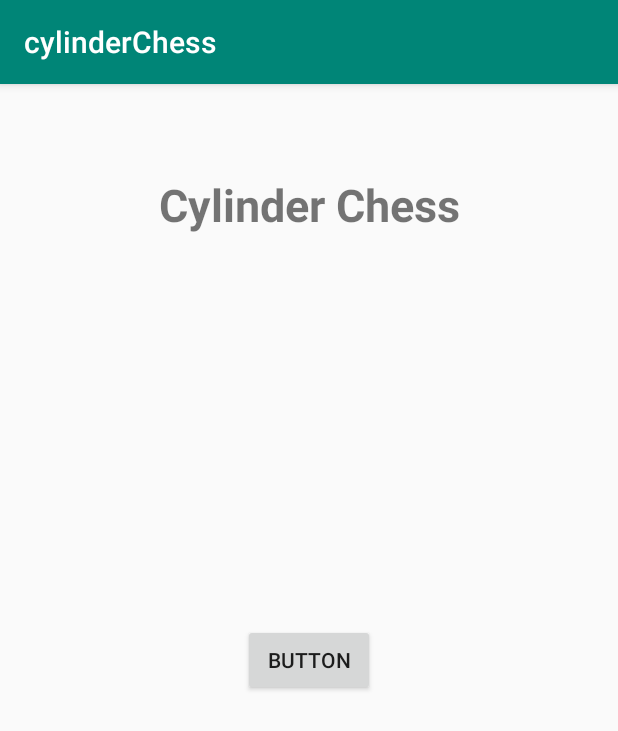
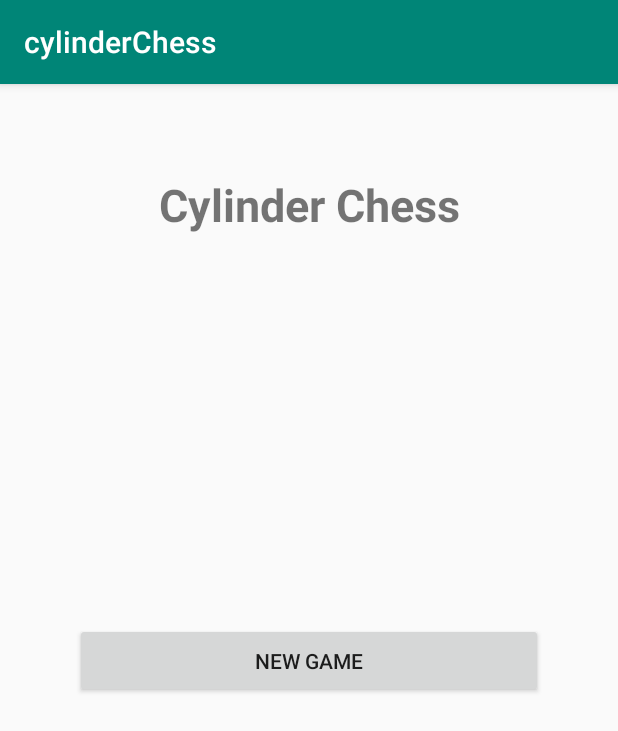
Before and after one commit to ColinAChen/cylinderChess, an Android app: the screen it shows after launch (MainActivity), on a phone screen of 412 x 824 dp. Shown: the top 731 px of the screen. Run offline under Robolectric (Android 15) with nearby library versions, the phone set to English and light mode, and no system bars.

Commit message:
title page changes

```diff
--- a/app/src/main/java/com/example/cylinderchess/Board.java
+++ b/app/src/main/java/com/example/cylinderchess/Board.java
@@ -321,7 +321,7 @@ public class Board{
 				for(int[]legalPos:legalMoves){
 					if(legalPos[0] == newrow && legalPos[1] == newcol){
 						//System.out.printf("Moving %s at row %d, col %d to row %d, col %d%n", pieceToMove.name, row,col,newrow,newcol);
-						pieceToMove.move(newrow-row,newcol-col);
+						pieceToMove.move(newrow,newcol);
 						//System.out.println(pieceToMove.x + pieceToMove.y);
 						board[newrow][newcol] = pieceToMove;
 						board[row][col] = null;
--- a/app/src/main/res/layout/activity_main.xml
+++ b/app/src/main/res/layout/activity_main.xml
@@ -8,10 +8,12 @@
 
     <Button
         android:id="@+id/button"
-        android:layout_width="wrap_content"
-        android:layout_height="wrap_content"
+        android:layout_height="50dp"
+        android:layout_width="match_parent"
+        android:layout_marginLeft="50dp"
+        android:layout_marginRight="50dp"
         android:onClick="goToBoard"
-        android:text="Button"
+        android:text="@string/reset"
         app:layout_constraintBottom_toBottomOf="parent"
         app:layout_constraintEnd_toEndOf="parent"
         app:layout_constraintStart_toStartOf="parent"
```
